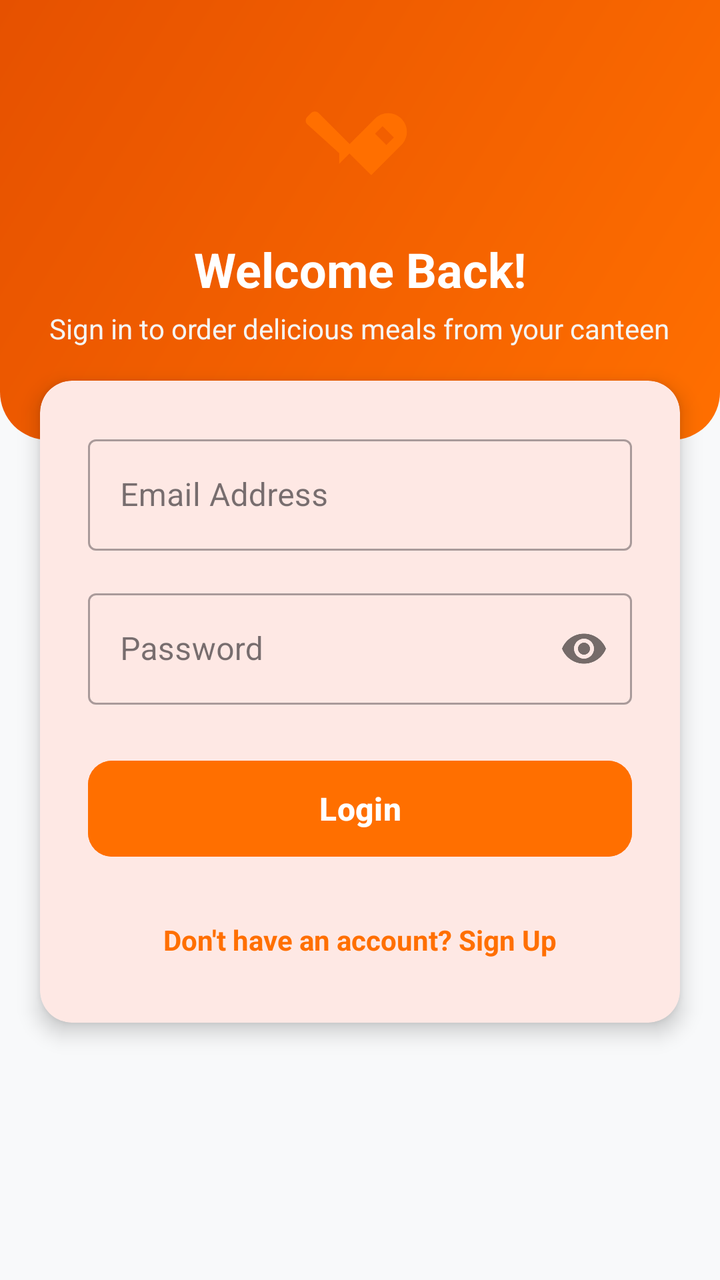
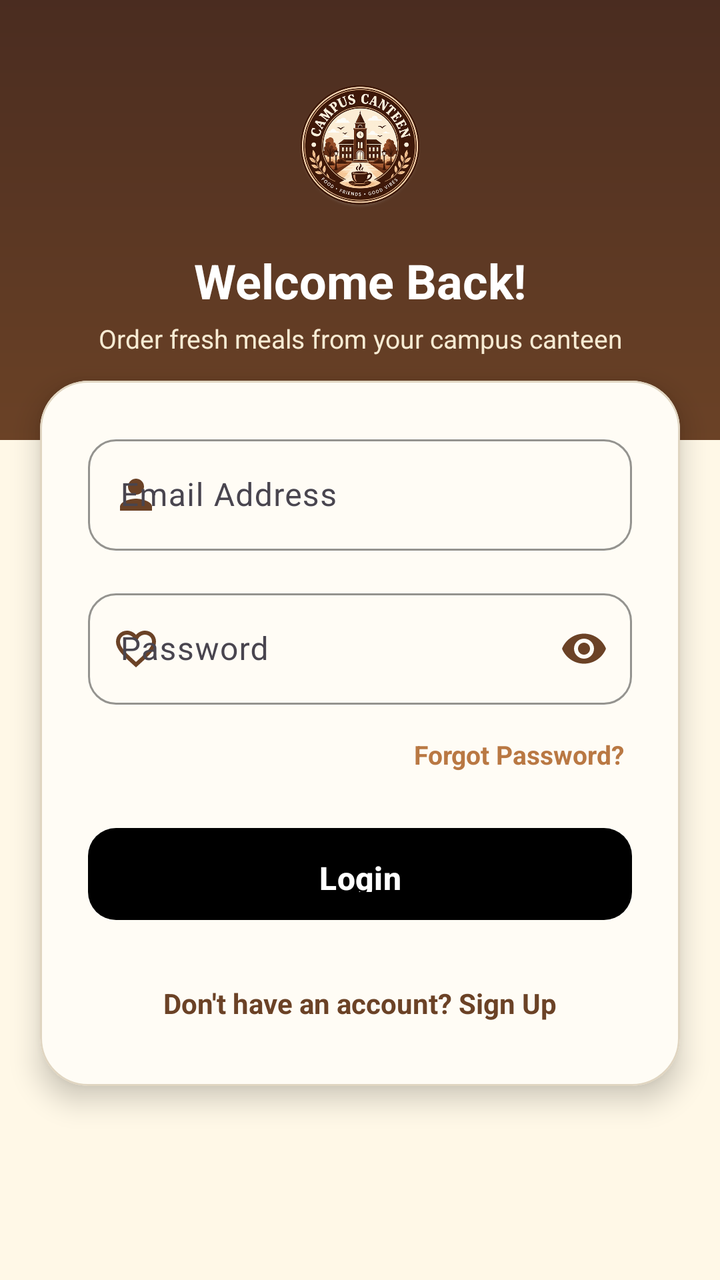

Screens rendered from an Android XML layout before and after an edit, with the pre-edit source and the edit as a unified diff.
<!-- AndroidManifest.xml: application theme Theme.CollegeCanteenFoodOrderingApp -->
<!-- res/layout/activity_login.xml -->
<?xml version="1.0" encoding="utf-8"?>
<ScrollView xmlns:android="http://schemas.android.com/apk/res/android"
    xmlns:app="http://schemas.android.com/apk/res-auto"
    android:layout_width="match_parent"
    android:layout_height="match_parent"
    android:fillViewport="true"
    android:background="@color/bg_main">

    <LinearLayout
        android:layout_width="match_parent"
        android:layout_height="wrap_content"
        android:orientation="vertical">

        
        <LinearLayout
            android:layout_width="match_parent"
            android:layout_height="220dp"
            android:background="@drawable/bg_header_gradient"
            android:gravity="center"
            android:orientation="vertical"
            android:padding="24dp">

            <ImageView
                android:layout_width="64dp"
                android:layout_height="64dp"
                android:contentDescription="@string/app_name"
                android:src="@drawable/ic_restaurant_menu" />

            <TextView
                android:layout_width="wrap_content"
                android:layout_height="wrap_content"
                android:layout_marginTop="8dp"
                android:text="@string/welcome_back"
                android:textColor="@color/white"
                android:textSize="24sp"
                android:textStyle="bold" />

            <TextView
                android:layout_width="wrap_content"
                android:layout_height="wrap_content"
                android:layout_marginTop="4dp"
                android:gravity="center"
                android:text="@string/login_sub"
                android:textColor="#F5F5F5"
                android:textSize="14sp" />
        </LinearLayout>

        
        <com.google.android.material.card.MaterialCardView
            android:layout_width="match_parent"
            android:layout_height="wrap_content"
            android:layout_marginHorizontal="20dp"
            android:layout_marginTop="-30dp"
            android:layout_marginBottom="24dp"
            app:cardCornerRadius="16dp"
            app:cardElevation="6dp"
            app:strokeWidth="0dp">

            <LinearLayout
                android:layout_width="match_parent"
                android:layout_height="wrap_content"
                android:orientation="vertical"
                android:padding="24dp">

                <com.google.android.material.textfield.TextInputLayout
                    android:id="@+id/tilEmail"
                    style="@style/Widget.MaterialComponents.TextInputLayout.OutlinedBox"
                    android:layout_width="match_parent"
                    android:layout_height="wrap_content"
                    android:hint="@string/email">

                    <com.google.android.material.textfield.TextInputEditText
                        android:id="@+id/etEmail"
                        android:layout_width="match_parent"
                        android:layout_height="wrap_content"
                        android:inputType="textEmailAddress" />
                </com.google.android.material.textfield.TextInputLayout>

                <com.google.android.material.textfield.TextInputLayout
                    android:id="@+id/tilPassword"
                    style="@style/Widget.MaterialComponents.TextInputLayout.OutlinedBox"
                    android:layout_width="match_parent"
                    android:layout_height="wrap_content"
                    android:layout_marginTop="16dp"
                    android:hint="@string/password"
                    app:passwordToggleEnabled="true">

                    <com.google.android.material.textfield.TextInputEditText
                        android:id="@+id/etPassword"
                        android:layout_width="match_parent"
                        android:layout_height="wrap_content"
                        android:inputType="textPassword" />
                </com.google.android.material.textfield.TextInputLayout>

                <com.google.android.material.button.MaterialButton
                    android:id="@+id/btnLogin"
                    android:layout_width="match_parent"
                    android:layout_height="56dp"
                    android:layout_marginTop="24dp"
                    android:backgroundTint="@color/primary"
                    android:text="@string/login"
                    android:textSize="16sp"
                    android:textStyle="bold"
                    app:cornerRadius="12dp" />

                <ProgressBar
                    android:id="@+id/progressBar"
                    android:layout_width="wrap_content"
                    android:layout_height="wrap_content"
                    android:layout_gravity="center"
                    android:layout_marginTop="16dp"
                    android:visibility="gone" />

                <TextView
                    android:id="@+id/tvSignUp"
                    android:layout_width="wrap_content"
                    android:layout_height="wrap_content"
                    android:layout_gravity="center"
                    android:layout_marginTop="20dp"
                    android:padding="8dp"
                    android:text="@string/dont_have_account"
                    android:textColor="@color/primary"
                    android:textSize="14sp"
                    android:textStyle="bold" />

            </LinearLayout>
        </com.google.android.material.card.MaterialCardView>

    </LinearLayout>
</ScrollView>
<!-- resources referenced by this layout -->
<resources>
  <color name="bg_main">#F8F9FA</color>
  <color name="primary">#FF6F00</color>
  <color name="white">#FFFFFF</color>
  <!-- drawable bg_header_gradient (drawable) -->
  <?xml version="1.0" encoding="utf-8"?>
  <shape xmlns:android="http://schemas.android.com/apk/res/android"
      android:shape="rectangle">
      <gradient
          android:angle="135"
          android:endColor="#E65100"
          android:startColor="#FF6F00"
          android:type="linear" />
      <corners
          android:bottomLeftRadius="24dp"
          android:bottomRightRadius="24dp" />
  </shape>
  <!-- drawable ic_restaurant_menu (drawable) -->
  <vector xmlns:android="http://schemas.android.com/apk/res/android"
      android:width="24dp"
      android:height="24dp"
      android:viewportWidth="24"
      android:viewportHeight="24">
      <path
          android:fillColor="#FF6F00"
          android:pathData="M8.1,13.34l2.83,-2.83 -6.69,-6.69c-0.39,-0.39 -1.02,-0.39 -1.41,0l-0.71,0.71c-0.39,0.39 -0.39,1.02 0,1.41l5.98,5.4zm11.66,-8.48c-1.37,-1.37 -3.58,-1.37 -4.95,0l-5.66,5.66 4.95,4.95 5.66,-5.66c1.37,-1.37 1.37,-3.58 0,-4.95zm-1.41,3.54l-1.41,1.41 -2.12,-2.12 1.41,-1.41 2.12,2.12z" />
  </vector>
  <string name="app_name">Campus Canteen</string>
  <string name="dont_have_account">Don\'t have an account? Sign Up</string>
  <string name="email">Email Address</string>
  <string name="login">Login</string>
  <string name="login_sub">Sign in to order delicious meals from your canteen</string>
  <string name="password">Password</string>
  <string name="welcome_back">Welcome Back!</string>
  <style name="Theme.CollegeCanteenFoodOrderingApp" parent="Base.Theme.CollegeCanteenFoodOrderingApp" />
  <style name="Base.Theme.CollegeCanteenFoodOrderingApp" parent="Theme.Material3.DayNight">
          <item name="colorPrimary">@color/primary</item>
          <item name="colorPrimaryDark">@color/primary_dark</item>
          <item name="colorAccent">@color/accent</item>
          <item name="android:windowBackground">@color/bg_main</item>
      </style>
  <color name="primary_dark">#E65100</color>
  <color name="accent">#FF9800</color>
</resources>

<!-- the commit's change to res/layout/activity_login.xml (unified diff, before → after) -->
@@ -4,7 +4,7 @@
     android:layout_width="match_parent"
     android:layout_height="match_parent"
     android:fillViewport="true"
-    android:background="@color/bg_main">
+    android:background="@color/bg_cream">
 
     <LinearLayout
         android:layout_width="match_parent"
@@ -21,16 +21,16 @@
             android:padding="24dp">
 
             <ImageView
-                android:layout_width="64dp"
-                android:layout_height="64dp"
+                android:layout_width="72dp"
+                android:layout_height="72dp"
                 android:contentDescription="@string/app_name"
-                android:src="@drawable/ic_restaurant_menu" />
+                android:src="@drawable/ic_official_logo" />
 
             <TextView
                 android:layout_width="wrap_content"
                 android:layout_height="wrap_content"
-                android:layout_marginTop="8dp"
-                android:text="@string/welcome_back"
+                android:layout_marginTop="10dp"
+                android:text="Welcome Back!"
                 android:textColor="@color/white"
                 android:textSize="24sp"
                 android:textStyle="bold" />
@@ -40,9 +40,9 @@
                 android:layout_height="wrap_content"
                 android:layout_marginTop="4dp"
                 android:gravity="center"
-                android:text="@string/login_sub"
-                android:textColor="#F5F5F5"
-                android:textSize="14sp" />
+                android:text="Order fresh meals from your campus canteen"
+                android:textColor="#F7EBD3"
+                android:textSize="13sp" />
         </LinearLayout>
 
         
@@ -52,9 +52,11 @@
             android:layout_marginHorizontal="20dp"
             android:layout_marginTop="-30dp"
             android:layout_marginBottom="24dp"
-            app:cardCornerRadius="16dp"
-            app:cardElevation="6dp"
-            app:strokeWidth="0dp">
+            app:cardBackgroundColor="@color/surface_card"
+            app:cardCornerRadius="24dp"
+            app:cardElevation="8dp"
+            app:strokeColor="@color/border_light"
+            app:strokeWidth="1dp">
 
             <LinearLayout
                 android:layout_width="match_parent"
@@ -64,61 +66,91 @@
 
                 <com.google.android.material.textfield.TextInputLayout
                     android:id="@+id/tilEmail"
-                    style="@style/Widget.MaterialComponents.TextInputLayout.OutlinedBox"
+                    style="@style/Widget.Material3.TextInputLayout.OutlinedBox"
                     android:layout_width="match_parent"
                     android:layout_height="wrap_content"
-                    android:hint="@string/email">
+                    android:hint="Email Address"
+                    app:boxCornerRadiusBottomEnd="14dp"
+                    app:boxCornerRadiusBottomStart="14dp"
+                    app:boxCornerRadiusTopEnd="14dp"
+                    app:boxCornerRadiusTopStart="14dp"
+                    app:boxStrokeColor="@color/primary"
+                    app:startIconDrawable="@drawable/ic_person"
+                    app:startIconTint="@color/primary">
 
                     <com.google.android.material.textfield.TextInputEditText
                         android:id="@+id/etEmail"
                         android:layout_width="match_parent"
                         android:layout_height="wrap_content"
-                        android:inputType="textEmailAddress" />
+                        android:inputType="textEmailAddress"
+                        android:textColor="@color/text_primary" />
                 </com.google.android.material.textfield.TextInputLayout>
 
                 <com.google.android.material.textfield.TextInputLayout
                     android:id="@+id/tilPassword"
-                    style="@style/Widget.MaterialComponents.TextInputLayout.OutlinedBox"
+                    style="@style/Widget.Material3.TextInputLayout.OutlinedBox"
                     android:layout_width="match_parent"
                     android:layout_height="wrap_content"
                     android:layout_marginTop="16dp"
-                    android:hint="@string/password"
-                    app:passwordToggleEnabled="true">
+                    android:hint="Password"
+                    app:boxCornerRadiusBottomEnd="14dp"
+                    app:boxCornerRadiusBottomStart="14dp"
+                    app:boxCornerRadiusTopEnd="14dp"
+                    app:boxCornerRadiusTopStart="14dp"
+                    app:boxStrokeColor="@color/primary"
+                    app:endIconMode="password_toggle"
+                    app:endIconTint="@color/primary"
+                    app:startIconDrawable="@drawable/ic_favorite_border"
+                    app:startIconTint="@color/primary">
 
                     <com.google.android.material.textfield.TextInputEditText
                         android:id="@+id/etPassword"
                         android:layout_width="match_parent"
                         android:layout_height="wrap_content"
-                        android:inputType="textPassword" />
+                        android:inputType="textPassword"
+                        android:textColor="@color/text_primary" />
                 </com.google.android.material.textfield.TextInputLayout>
+
+                <TextView
+                    android:id="@+id/tvForgotPassword"
+                    android:layout_width="wrap_content"
+                    android:layout_height="wrap_content"
+                    android:layout_gravity="end"
+                    android:layout_marginTop="12dp"
+                    android:padding="4dp"
+                    android:text="Forgot Password?"
+                    android:textColor="@color/caramel"
+                    android:textSize="13sp"
+                    android:textStyle="bold" />
 
                 <com.google.android.material.button.MaterialButton
                     android:id="@+id/btnLogin"
+                    style="@style/Widget.Starbucks.Button.Gradient"
                     android:layout_width="match_parent"
-                    android:layout_height="56dp"
-                    android:layout_marginTop="24dp"
-                    android:backgroundTint="@color/primary"
+                    android:layout_height="54dp"
+                    android:layout_marginTop="20dp"
                     android:text="@string/login"
                     android:textSize="16sp"
                     android:textStyle="bold"
-                    app:cornerRadius="12dp" />
+                    app:cornerRadius="14dp" />
 
                 <ProgressBar
                     android:id="@+id/progressBar"
-                    android:layout_width="wrap_content"
-                    android:layout_height="wrap_content"
+                    android:layout_width="32dp"
+                    android:layout_height="32dp"
                     android:layout_gravity="center"
-                    android:layout_marginTop="16dp"
+                    android:layout_marginTop="12dp"
+                    android:indeterminateTint="@color/primary"
                     android:visibility="gone" />
 
                 <TextView
-                    android:id="@+id/tvSignUp"
+                    android:id="@+id/tvRegisterLink"
                     android:layout_width="wrap_content"
                     android:layout_height="wrap_content"
                     android:layout_gravity="center"
                     android:layout_marginTop="20dp"
                     android:padding="8dp"
-                    android:text="@string/dont_have_account"
+                    android:text="Don't have an account? Sign Up"
                     android:textColor="@color/primary"
                     android:textSize="14sp"
                     android:textStyle="bold" />
<!-- resource entries referenced after the edit -->
@@ -1,46 +1,53 @@
 <!-- resources referenced by this layout -->
 <resources>
-  <color name="bg_main">#F8F9FA</color>
-  <color name="primary">#FF6F00</color>
+  <color name="bg_cream">#FFF8E7</color>
+  <color name="border_light">#E0D5C1</color>
+  <color name="caramel">#B97843</color>
+  <color name="bg_main">#FFF8E7</color>
+  <color name="primary">#6B4226</color>
+  <color name="surface_card">#FFFCF5</color>
+  <color name="text_primary">#2B1B14</color>
   <color name="white">#FFFFFF</color>
   <!-- drawable bg_header_gradient (drawable) -->
   <?xml version="1.0" encoding="utf-8"?>
-  <shape xmlns:android="http://schemas.android.com/apk/res/android"
-      android:shape="rectangle">
-      <gradient
-          android:angle="135"
-          android:endColor="#E65100"
-          android:startColor="#FF6F00"
-          android:type="linear" />
-      <corners
-          android:bottomLeftRadius="24dp"
-          android:bottomRightRadius="24dp" />
+  <shape xmlns:android="http://schemas.android.com/apk/res/android" android:shape="rectangle">
+      <gradient android:angle="270" android:startColor="#4A2C20" android:endColor="#6B4226" android:type="linear"/>
   </shape>
-  <!-- drawable ic_restaurant_menu (drawable) -->
-  <vector xmlns:android="http://schemas.android.com/apk/res/android"
-      android:width="24dp"
-      android:height="24dp"
-      android:viewportWidth="24"
-      android:viewportHeight="24">
-      <path
-          android:fillColor="#FF6F00"
-          android:pathData="M8.1,13.34l2.83,-2.83 -6.69,-6.69c-0.39,-0.39 -1.02,-0.39 -1.41,0l-0.71,0.71c-0.39,0.39 -0.39,1.02 0,1.41l5.98,5.4zm11.66,-8.48c-1.37,-1.37 -3.58,-1.37 -4.95,0l-5.66,5.66 4.95,4.95 5.66,-5.66c1.37,-1.37 1.37,-3.58 0,-4.95zm-1.41,3.54l-1.41,1.41 -2.12,-2.12 1.41,-1.41 2.12,2.12z" />
+  <!-- drawable ic_favorite_border (drawable) -->
+  <vector xmlns:android="http://schemas.android.com/apk/res/android" android:width="24dp" android:height="24dp" android:viewportWidth="24" android:viewportHeight="24">
+      <path android:fillColor="#FFD32F2F" android:pathData="M16.5,3c-1.74,0 -3.41,0.81 -4.5,2.09C10.91,3.81 9.24,3 7.5,3 4.42,3 2,5.42 2,8.5c0,3.78 3.4,6.86 8.55,11.54L12,21.35l1.45,-1.32C18.6,15.36 22,12.28 22,8.5 22,5.42 19.58,3 16.5,3zM12.1,18.55l-0.1,0.1 -0.1,-0.1C7.14,14.24 4,11.39 4,8.5 4,6.5 5.5,5 7.5,5c1.54,0 3.04,0.99 3.57,2.36h1.87C13.46,5.99 14.96,5 16.5,5c2,0 3.5,1.5 3.5,3.5 0,2.89 -3.14,5.74 -7.9,10.05z"/>
+  </vector>
+  <!-- drawable ic_official_logo: png bitmap (drawable, 322954 bytes) -->
+  <!-- drawable ic_person (drawable) -->
+  <vector xmlns:android="http://schemas.android.com/apk/res/android" android:width="24dp" android:height="24dp" android:viewportWidth="24" android:viewportHeight="24">
+      <path android:fillColor="#FF6B4226" android:pathData="M12,12c2.21,0 4,-1.79 4,-4s-1.79,-4 -4,-4 -4,1.79 -4,4 1.79,4 4,4zm0,2c-2.67,0 -8,1.34 -8,4v2h16v-2c0,-2.66 -5.33,-4 -8,-4z"/>
   </vector>
   <string name="app_name">Campus Canteen</string>
-  <string name="dont_have_account">Don\'t have an account? Sign Up</string>
-  <string name="email">Email Address</string>
   <string name="login">Login</string>
-  <string name="login_sub">Sign in to order delicious meals from your canteen</string>
-  <string name="password">Password</string>
-  <string name="welcome_back">Welcome Back!</string>
+  <style name="Widget.Starbucks.Button.Gradient" parent="Widget.Material3.Button">
+          <item name="background">@drawable/bg_gradient_brown_caramel</item>
+          <item name="backgroundTint">@null</item>
+          <item name="android:textColor">@color/text_on_primary</item>
+          <item name="cornerRadius">24dp</item>
+          <item name="android:paddingVertical">14dp</item>
+          <item name="android:textSize">15sp</item>
+          <item name="android:textStyle">bold</item>
+      </style>
   <style name="Theme.CollegeCanteenFoodOrderingApp" parent="Base.Theme.CollegeCanteenFoodOrderingApp" />
+  <!-- drawable bg_gradient_brown_caramel (drawable) -->
+  <?xml version="1.0" encoding="utf-8"?>
+  <shape xmlns:android="http://schemas.android.com/apk/res/android" android:shape="rectangle">
+      <gradient android:angle="45" android:startColor="#4A2C20" android:centerColor="#6B4226" android:endColor="#B97843" android:type="linear"/>
+      <corners android:radius="24dp"/>
+  </shape>
+  <color name="text_on_primary">#FFFFFF</color>
   <style name="Base.Theme.CollegeCanteenFoodOrderingApp" parent="Theme.Material3.DayNight">
           <item name="colorPrimary">@color/primary</item>
           <item name="colorPrimaryDark">@color/primary_dark</item>
           <item name="colorAccent">@color/accent</item>
           <item name="android:windowBackground">@color/bg_main</item>
       </style>
-  <color name="primary_dark">#E65100</color>
-  <color name="accent">#FF9800</color>
+  <color name="primary_dark">#4A2C20</color>
+  <color name="accent">#B97843</color>
 </resources>
 
